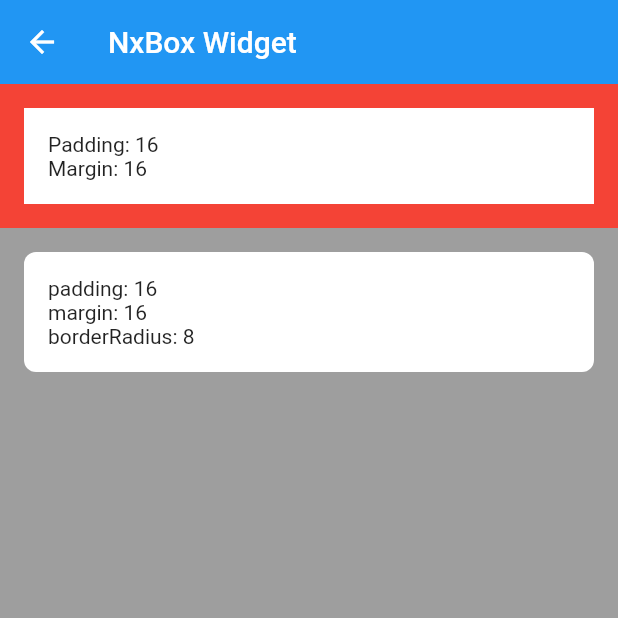
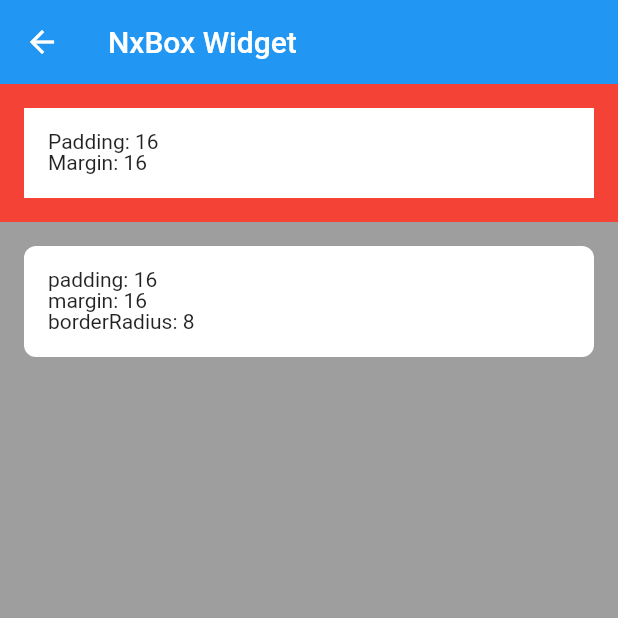
Before and after one commit to nixuiui/nx_flutter_ui_starter_pack, a Flutter app: the BoxScreen screen opened directly, on a phone screen of 412 x 824 dp, the top half of it. Run offline on Flutter 3.47's test engine with Material 2 defaults, Android fonts, the phone set to English and light mode, and no system bars.

```diff
--- a/lib/nx_box.dart
+++ b/lib/nx_box.dart
@@ -9,12 +9,14 @@ class NxBox extends StatelessWidget {
     this.padding,
     this.margin,
     this.color = Colors.white,
+    this.borderSize,
     this.borderRadius,
     this.borderColor,
     this.boxShadow,
     this.image,
     this.onPressed,
-    this.gradient
+    this.gradient,
+    this.isWrap = false
   }) : super(key: key);
 
   final Widget? child;
@@ -23,12 +25,14 @@ class NxBox extends StatelessWidget {
   final Color? color;
   final EdgeInsetsGeometry? padding;
   final EdgeInsetsGeometry? margin;
+  final double? borderSize;
   final double? borderRadius;
   final Color? borderColor;
   final ImageProvider? image;
   final List<BoxShadow>? boxShadow;
   final VoidCallback? onPressed;
   final Gradient? gradient;
+  final bool isWrap;
 
   @override
   Widget build(BuildContext context) {
@@ -36,14 +40,17 @@ class NxBox extends StatelessWidget {
       behavior: HitTestBehavior.translucent,
       onTap: onPressed,
       child: Container(
-        width: width ?? MediaQuery.of(context).size.width,
+        width: isWrap ? null : (width ?? MediaQuery.of(context).size.width),
         height: height,
         padding: padding ?? EdgeInsets.all(0),
         margin: margin ?? EdgeInsets.all(0),
         child: child,
         decoration: BoxDecoration(
           color: color,
-          border: Border.all(color: borderColor ?? Colors.transparent, width: borderColor != null ? 1 : 0),
+          border: Border.all(
+            color: borderColor ?? Colors.transparent,
+            width: borderColor != null ? (borderSize ?? 1) : 0
+          ),
           boxShadow: boxShadow,
           borderRadius: BorderRadius.circular(borderRadius ?? 0),
           image: image != null ? DecorationImage(image: image!, fit: BoxFit.cover) : null,
--- a/lib/nx_calendar_selector.dart
+++ b/lib/nx_calendar_selector.dart
@@ -1,12 +1,12 @@
 import 'package:flutter/material.dart';
 
-class UiCalendarSelector extends StatelessWidget {
+class NxCalendarSelector extends StatelessWidget {
 
   final DateTime? initialDate;
   final Function(DateTime)? dateChanged;
   final Widget Function(DateTime?) child;
 
-  const UiCalendarSelector({
+  const NxCalendarSelector({
     Key? key,
     required this.child,
     this.initialDate,
--- a/lib/nx_enum.dart
+++ b/lib/nx_enum.dart
@@ -1 +1 @@
-enum NxColor { primary, accent }
+enum NxColor { primary, accent, error }
--- a/lib/nx_select_option.dart
+++ b/lib/nx_select_option.dart
@@ -85,7 +85,7 @@ class _NxSelectOptionsState extends State<NxSelectOptions> {
           widget.useFilter ? Divider() : Container(),
           widget.multipleSelect ? ListTile(
             trailing: Icon(Icons.check_circle, color: optionsSelected.length == selectedCount(widget.options) ? Colors.green : Colors.grey[300]),
-            title: NxText.bold("${optionsSelected.length} selected"),
+            title: NxText.lead2("${optionsSelected.length} selected"),
             onTap: () {
               if(optionsSelected.length < widget.options.length) {
                 setState(() {
@@ -146,7 +146,7 @@ class _NxSelectOptionsState extends State<NxSelectOptions> {
           child: ListTile(
             trailing: !widget.multipleSelect ? null
               : Icon(Icons.check_circle, color: Colors.green),
-            title: NxText.bold(data.name ?? ''),
+            title: NxText.body1(data.name ?? ''),
             onTap: () {},
           ),
         ),
--- a/lib/nx_text.dart
+++ b/lib/nx_text.dart
@@ -1,33 +1,107 @@
 import 'package:flutter/material.dart';
-import 'package:nx_flutter_ui_starter_pack/nx_enum.dart';
+import 'package:nx_flutter_ui_starter_pack/nx_flutter_ui_starter_pack.dart';
+
+// Montserrat Typography Base On "Alceo - Sirka Design Library"
+// Url https://www.figma.com/file/TZCJW5A2kTVNSNYNoGxeSX/Alceo---Sirka-Design-Library---Mobile-Devices?node-id=5180%3A3114
 
 class NxText extends StatelessWidget {
   final String text;
   final Color? color;
   final double? fontSize;
+  final double? lineHeight;
   final int? maxLines;
   final FontWeight? fontWeight;
   final TextAlign? textAlign;
   final Function? onPressed;
   final NxColor? defaultColor;
-  final TextDecoration? textDecoration;
+  final TextDecoration? decoration;
 
   const NxText(this.text, {
     Key? key,
     this.color = Colors.black87,
     this.fontSize = 14,
-    this.maxLines = 3,
+    this.lineHeight = 1,
+    this.maxLines,
     this.textAlign = TextAlign.left,
     this.fontWeight = FontWeight.normal,
     this.onPressed,
     this.defaultColor,
-    this.textDecoration = TextDecoration.none,
+    this.decoration = TextDecoration.none,
   }) : super(key: key);
 
-  factory NxText.title(String text, {
+  factory NxText.heroTitle(String text, {
     int? maxLines,
     TextAlign? textAlign,
     Color? color,
+    double? lineHeight,
+    Function? onPressed
+  }) => NxText(
+    text,
+    maxLines: maxLines = 20,
+    textAlign: textAlign,
+    color: color,
+    fontSize: 42,
+    fontWeight: FontWeight.w600,
+    onPressed: onPressed,
+    lineHeight: 1.5,
+  );
+
+  factory NxText.headline1(String text, {
+    int? maxLines,
+    TextAlign? textAlign,
+    Color? color,
+    double? lineHeight,
+    Function? onPressed
+  }) => NxText(
+    text,
+    maxLines: maxLines,
+    textAlign: textAlign,
+    color: color,
+    fontSize: 36,
+    fontWeight: FontWeight.w700,
+    onPressed: onPressed,
+    lineHeight: 1.25,
+  );
+
+  factory NxText.headline2(String text, {
+    int? maxLines,
+    TextAlign? textAlign,
+    Color? color,
+    double? lineHeight,
+    Function? onPressed
+  }) => NxText(
+    text,
+    maxLines: maxLines,
+    textAlign: textAlign,
+    color: color,
+    fontSize: 28,
+    fontWeight: FontWeight.w700,
+    onPressed: onPressed,
+    lineHeight: 1.25,
+  );
+
+  factory NxText.headline3(String text, {
+    int? maxLines,
+    TextAlign? textAlign,
+    Color? color,
+    double? lineHeight,
+    Function? onPressed
+  }) => NxText(
+    text,
+    maxLines: maxLines,
+    textAlign: textAlign,
+    color: color,
+    fontSize: 24,
+    fontWeight: FontWeight.w700,
+    onPressed: onPressed,
+    lineHeight: 1.25,
+  );
+
+  factory NxText.headline4(String text, {
+    int? maxLines,
+    TextAlign? textAlign,
+    Color? color,
+    double? lineHeight,
     Function? onPressed
   }) => NxText(
     text,
@@ -35,91 +109,211 @@ class NxText extends StatelessWidget {
     textAlign: textAlign,
     color: color,
     fontSize: 20,
-    fontWeight: FontWeight.w600,
+    fontWeight: FontWeight.w700,
     onPressed: onPressed,
+    lineHeight: 1.25,
   );
 
-  factory NxText.subtitle(String text,{
+  factory NxText.headline5(String text, {
     int? maxLines,
     TextAlign? textAlign,
     Color? color,
+    double? lineHeight,
     Function? onPressed
   }) => NxText(
     text,
     maxLines: maxLines,
     textAlign: textAlign,
     color: color,
-    fontSize: 18,
+    fontSize: 16,
+    fontWeight: FontWeight.w700,
+    onPressed: onPressed,
+    lineHeight: 1.5,
+  );
+
+  factory NxText.headline6(String text, {
+    int? maxLines,
+    TextAlign? textAlign,
+    Color? color,
+    double? lineHeight,
+    Function? onPressed
+  }) => NxText(
+    text,
+    maxLines: maxLines,
+    textAlign: textAlign,
+    color: color,
+    fontSize: 14,
+    fontWeight: FontWeight.w700,
+    onPressed: onPressed,
+    lineHeight: 1.5,
+  );
+
+  factory NxText.lead1(String text, {
+    int? maxLines,
+    TextAlign? textAlign,
+    Color? color,
+    double? lineHeight,
+    Function? onPressed
+  }) => NxText(
+    text,
+    maxLines: maxLines,
+    textAlign: textAlign,
+    color: color,
+    fontSize: 16,
+    fontWeight: FontWeight.w500,
+    onPressed: onPressed,
+    lineHeight: 1.5,
+  );
+
+  factory NxText.lead2(String text, {
+    int? maxLines,
+    TextAlign? textAlign,
+    Color? color,
+    double? lineHeight,
+    Function? onPressed
+  }) => NxText(
+    text,
+    maxLines: maxLines,
+    textAlign: textAlign,
+    color: color,
+    fontSize: 14,
+    fontWeight: FontWeight.w500,
+    onPressed: onPressed,
+    lineHeight: 1.5,
+  );
+
+  factory NxText.title(String text, {
+    int? maxLines,
+    TextAlign? textAlign,
+    Color? color,
+    double? lineHeight,
+    Function? onPressed
+  }) => NxText(
+    text,
+    maxLines: maxLines,
+    textAlign: textAlign,
+    color: color,
+    fontSize: 12,
     fontWeight: FontWeight.w600,
     onPressed: onPressed,
+    lineHeight: 1.5
+  );
+
+  factory NxText.subtitle(String text, {
+    int? maxLines,
+    TextAlign? textAlign,
+    Color? color,
+    double? lineHeight,
+    Function? onPressed
+  }) => NxText(
+    text,
+    maxLines: maxLines,
+    textAlign: textAlign,
+    color: color,
+    fontSize: 12,
+    fontWeight: FontWeight.w400,
+    onPressed: onPressed,
+    lineHeight: 1.5,
+  );
+
+  factory NxText.body1(String text, {
+    int? maxLines,
+    TextAlign? textAlign,
+    Color? color,
+    double? lineHeight,
+    Function? onPressed
+  }) => NxText(
+    text,
+    maxLines: maxLines,
+    textAlign: textAlign,
+    color: color,
+    fontSize: 14,
+    fontWeight: FontWeight.w300,
+    onPressed: onPressed,
+    lineHeight: 1.5,
+  );
+
+  factory NxText.body2(String text, {
+    int? maxLines,
+    TextAlign? textAlign,
+    Color? color,
+    double? lineHeight,
+    Function? onPressed
+  }) => NxText(
+    text,
+    maxLines: maxLines,
+    textAlign: textAlign,
+    color: color,
+    fontSize: 12,
+    fontWeight: FontWeight.w300,
+    onPressed: onPressed,
+    lineHeight: 1.5,
+  );
+
+  factory NxText.small1(String text, {
+    int? maxLines,
+    TextAlign? textAlign,
+    Color? color,
+    double? lineHeight,
+    Function? onPressed
+  }) => NxText(
+    text,
+    maxLines: maxLines,
+    textAlign: textAlign,
+    color: color,
+    fontSize: 10,
+    fontWeight: FontWeight.w400,
+    onPressed: onPressed,
+    lineHeight: 1.5,
+  );
+
+  factory NxText.small2(String text, {
+    int? maxLines,
+    TextAlign? textAlign,
+    Color? color,
+    double? lineHeight,
+    Function? onPressed
+  }) => NxText(
+    text,
+    maxLines: maxLines,
+    textAlign: textAlign,
+    color: color,
+    fontSize: 8,
+    fontWeight: FontWeight.w400,
+    onPressed: onPressed,
+    lineHeight: 1.5,
   );
 
   factory NxText.primary(String text, {
-    double? fontSize,
-    FontWeight? fontWeight,
-    Color? color,
+    int? maxLines,
+    TextAlign? textAlign,
+    double? lineHeight,
     Function? onPressed
   }) => NxText(
     text,
-    fontSize: fontSize,
-    fontWeight: fontWeight,
+    maxLines: maxLines,
+    textAlign: textAlign,
+    fontSize: 14,
+    fontWeight: FontWeight.w300,
+    onPressed: onPressed,
+    lineHeight: 1.5,
     defaultColor: NxColor.primary,
-    onPressed: onPressed,
   );
 
-  factory NxText.accent(String text, {
-    double? fontSize,
-    FontWeight? fontWeight,
-    Color? color,
+  factory NxText.error(String text, {
+    int? maxLines,
+    TextAlign? textAlign,
+    double? lineHeight,
     Function? onPressed
   }) => NxText(
     text,
-    fontSize: fontSize,
-    fontWeight: fontWeight,
-    defaultColor: NxColor.accent,
+    maxLines: maxLines,
+    textAlign: textAlign,
+    fontSize: 14,
+    fontWeight: FontWeight.w300,
     onPressed: onPressed,
-  );
-
-  factory NxText.error(String text, {
-    double fontSize = 12,
-    FontWeight? fontWeight,
-    Color? color,
-  }) => NxText(
-    text,
-    fontSize: fontSize,
-    fontWeight: fontWeight,
-    color: Colors.red
-  );
-
-  factory NxText.bold(String text, {
-    Color? color,
-    Function? onPressed
-  }) => NxText(
-    text,
-    color: color,
-    fontWeight: FontWeight.w600,
-    onPressed: onPressed,
-  );
-
-  factory NxText.small(String text, {
-    Color? color,
-    Function? onPressed
-  }) => NxText(
-    text,
-    fontSize: 12,
-    color: color,
-    onPressed: onPressed,
-  );
-
-  factory NxText.formLabel(String text) => NxText(
-    text,
-    fontSize: 12,
-  );
-
-  factory NxText.formHint(String text) => NxText(
-    text,
-    fontSize: 12,
-    color: Colors.grey[700],
+    lineHeight: 1.5,
+    defaultColor: NxColor.error,
   );
 
   @override
@@ -130,32 +324,34 @@ class NxText extends StatelessWidget {
       fixColor = Theme.of(context).primaryColor;
     else if(defaultColor == NxColor.accent)
       fixColor = Theme.of(context).colorScheme.secondary;
+    else if(defaultColor == NxColor.error)
+      fixColor = Theme.of(context).colorScheme.error;
 
     return onPressed != null ? GestureDetector(
       behavior: HitTestBehavior.translucent,
       onTap: () => onPressed?.call(),
       child: Text(
         text,
-        maxLines: maxLines,
-        overflow: TextOverflow.ellipsis,
+        maxLines: maxLines ?? DefaultTextStyle.of(context).maxLines,
         textAlign: textAlign,
         style: TextStyle(
+          height: lineHeight,
           color: fixColor ?? color,
           fontSize: fontSize,
           fontWeight: fontWeight,
-          decoration: textDecoration
+          decoration: decoration
         ),
       ),
     ) : Text(
       text,
       maxLines: maxLines,
-      overflow: TextOverflow.ellipsis,
       textAlign: textAlign,
       style: TextStyle(
+        height: lineHeight,
         color: fixColor ?? color,
         fontSize: fontSize,
         fontWeight: fontWeight,
-        decoration: textDecoration
+        decoration: decoration
       ),
     );
   }
--- a/pubspec.yaml
+++ b/pubspec.yaml
@@ -1,6 +1,6 @@
 name: nx_flutter_ui_starter_pack
 description: A flutter package for ui starter pack.
-version: 1.0.0
+version: 1.0.2
 homepage: https://github.com/nixuiui/nx_flutter_ui_starter_pack
 
 environment:
```
Also changed, not shown: lib/nx_checkbox.dart (added, +65 -0 lines), lib/nx_empty_state.dart (added, +76 -0 lines), lib/nx_text_field.dart (+4 -4 lines), example/pubspec.lock, 1 other file.
